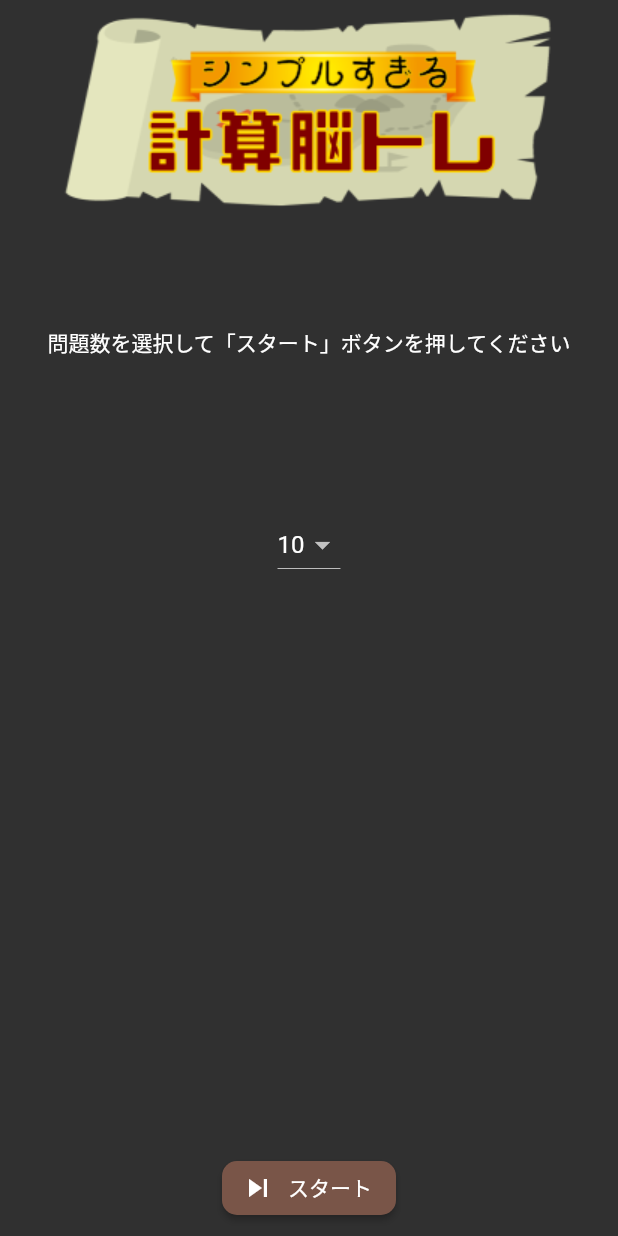
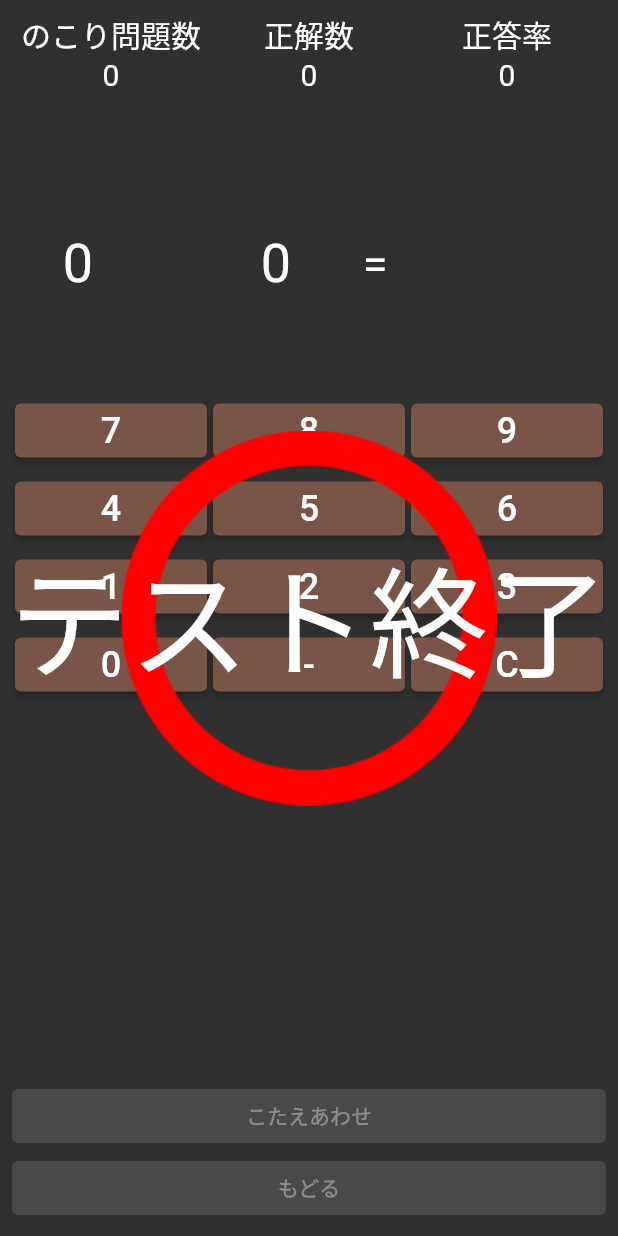
Before and after one commit to kana0830/calc_training, a Flutter app: the screen it shows after launch, after a tap on "スタート", on a phone screen of 412 x 824 dp. Run offline on Flutter 3.47's test engine with Material 2 defaults, Android fonts, the light colour scheme and no system bars.

Commit message:
Add:test_screenページの追加

```diff
--- a/lib/screens/home_screen.dart
+++ b/lib/screens/home_screen.dart
@@ -1,3 +1,4 @@
+import 'package:calc_training/screens/test_screen.dart';
 import 'package:flutter/material.dart';
 
 class HomeScreen extends StatefulWidget {
@@ -42,24 +43,28 @@ class _HomeScreenState extends State<HomeScreen> {
             child: Column(
               children: [
                 Image.asset("assets/images/image_title.png"),
-                SizedBox(
+                const SizedBox(
                   height: 80.0,
                 ),
-                Text("問題数を選択して「スタート」ボタンを押してください"),
-                SizedBox(
+                const Text("問題数を選択して「スタート」ボタンを押してください"),
+                const SizedBox(
                   height: 100.0,
                 ),
                 DropdownButton(
                   items: _menuItems,
                   value: _numberOfQuestions,
-                  onChanged: (value) => print(value.toString()),
+                  onChanged: (int? selectedValue) {
+                    setState(() {
+                      _numberOfQuestions = selectedValue!;
+                    });
+                  },
                 ),
                 Expanded(
                   child: Container(
                     alignment: Alignment.bottomCenter,
                     child: ElevatedButton.icon(
                       icon: Icon(Icons.skip_next),
-                      onPressed: () {},
+                      onPressed: () => startTestScreen(),
                       label: Text("スタート"),
                       style: ElevatedButton.styleFrom(
                           primary: Colors.brown,
@@ -77,4 +82,12 @@ class _HomeScreenState extends State<HomeScreen> {
       ),
     );
   }
+
+  startTestScreen() {
+    Navigator.push(
+        context,
+        MaterialPageRoute(
+            builder: (context) =>
+                TestScreen(numberOfQuestions: _numberOfQuestions)));
+  }
 }
--- /dev/null
+++ b/lib/screens/test_screen.dart
@@ -0,0 +1,246 @@
+import 'package:flutter/material.dart';
+
+class TestScreen extends StatefulWidget {
+  final numberOfQuestions;
+
+  TestScreen({this.numberOfQuestions});
+
+  @override
+  _TestScreenState createState() => _TestScreenState();
+}
+
+class _TestScreenState extends State<TestScreen> {
+  int numberOfRemaining = 0;
+  int numberOfCorrect = 0;
+  int correctRate = 0;
+  int questionLeft = 0;
+  int questionRight = 0;
+  String operator = "";
+  String answerString = "";
+
+  @override
+  Widget build(BuildContext context) {
+    return SafeArea(
+        child: Scaffold(
+      body: Stack(
+        children: [
+          Column(
+            children: <Widget>[
+              //スコア表示部分
+              _scorePart(),
+              //問題表示部分
+              _questionPart(),
+              //電卓ボタン部分
+              _calcButtons(),
+              //答え合わせボタン
+              _answerCheckButton(),
+              //戻るボタン
+              _backButton(),
+            ],
+          ),
+          //○×画像
+          _correctIncorrectImage(),
+          //テスト終了メッセージ
+          _endMessage(),
+        ],
+      ),
+    ));
+  }
+
+  Widget _scorePart() {
+    return Padding(
+      padding: const EdgeInsets.only(left: 8.0, right: 8.0, top: 8.0),
+      child: Table(
+        children: [
+          TableRow(children: [
+            Center(
+              child: Text(
+                "のこり問題数",
+                style: TextStyle(fontSize: 20.0),
+              ),
+            ),
+            Center(
+              child: Text(
+                "正解数",
+                style: TextStyle(fontSize: 20.0),
+              ),
+            ),
+            Center(
+              child: Text(
+                "正答率",
+                style: TextStyle(fontSize: 20.0),
+              ),
+            ),
+          ]),
+          TableRow(children: [
+            Center(
+              child: Text(
+                numberOfRemaining.toString(),
+                style: TextStyle(fontSize: 20.0),
+              ),
+            ),
+            Center(
+              child: Text(
+                numberOfCorrect.toString(),
+                style: TextStyle(fontSize: 20.0),
+              ),
+            ),
+            Center(
+              child: Text(
+                correctRate.toString(),
+                style: TextStyle(fontSize: 20.0),
+              ),
+            ),
+          ])
+        ],
+      ),
+    );
+  }
+
+  Widget _questionPart() {
+    return Padding(
+      padding: const EdgeInsets.only(left: 8.0, right: 8.0, top: 80.0),
+      child: Row(
+        children: <Widget>[
+          Expanded(
+            flex: 2,
+            child: Center(
+              child: Text(
+                questionLeft.toString(),
+                style: TextStyle(fontSize: 36.0),
+              ),
+            ),
+          ),
+          Expanded(
+            flex: 1,
+            child: Center(
+              child: Text(
+                operator,
+                style: TextStyle(fontSize: 30.0),
+              ),
+            ),
+          ),
+          Expanded(
+            flex: 2,
+            child: Center(
+              child: Text(
+                questionRight.toString(),
+                style: TextStyle(fontSize: 36.0),
+              ),
+            ),
+          ),
+          Expanded(
+            flex: 1,
+            child: Center(
+              child: Text(
+                "=",
+                style: TextStyle(fontSize: 30.0),
+              ),
+            ),
+          ),
+          Expanded(
+            flex: 3,
+            child: Center(
+              child: Text(
+                answerString,
+                style: TextStyle(fontSize: 60.0),
+              ),
+            ),
+          ),
+        ],
+      ),
+    );
+  }
+
+  Widget _calcButtons() {
+    return Expanded(
+      child: Padding(
+        padding: const EdgeInsets.only(left: 8.0, right: 8.0, top: 50.0),
+        child: Table(
+          children: [
+            TableRow(children: [
+              _calcButton("7"),
+              _calcButton("8"),
+              _calcButton("9"),
+            ]),
+            TableRow(children: [
+              _calcButton("4"),
+              _calcButton("5"),
+              _calcButton("6"),
+            ]),
+            TableRow(children: [
+              _calcButton("1"),
+              _calcButton("2"),
+              _calcButton("3"),
+            ]),
+            TableRow(children: [
+              _calcButton("0"),
+              _calcButton("-"),
+              _calcButton("C"),
+            ]),
+          ],
+        ),
+      ),
+    );
+  }
+
+  Widget _calcButton(String numString) {
+    return Padding(
+      padding: const EdgeInsets.all(2.0),
+      child: ElevatedButton(
+        style: ElevatedButton.styleFrom(
+          primary: Colors.brown,
+        ),
+        onPressed: () => print(numString),
+        child: Text(
+          numString,
+          style: TextStyle(fontSize: 24.0),
+        ),
+      ),
+    );
+  }
+
+  Widget _answerCheckButton() {
+    return Padding(
+      padding: const EdgeInsets.only(left: 8.0, right: 8.0),
+      child: SizedBox(
+        width: double.infinity,
+        child: ElevatedButton(
+            style: ElevatedButton.styleFrom(
+              primary: Colors.brown,
+            ),
+            onPressed: null,
+            child: Text(
+              "こたえあわせ",
+              style: TextStyle(fontSize: 14.0),
+            )),
+      ),
+    );
+  }
+
+  Widget _backButton() {
+    return Padding(
+      padding: const EdgeInsets.only(left: 8.0, right: 8.0, bottom: 8.0),
+      child: SizedBox(
+        width: double.infinity,
+        child: ElevatedButton(
+            style: ElevatedButton.styleFrom(
+              primary: Colors.brown,
+            ),
+            onPressed: null,
+            child: Text(
+              "もどる",
+              style: TextStyle(fontSize: 14.0),
+            )),
+      ),
+    );
+  }
+
+  Widget _correctIncorrectImage() {
+    return Center(child: Image.asset("assets/images/pic_correct.png"));
+  }
+
+  Widget _endMessage() {
+    return Center(child: Text("テスト終了", style: TextStyle(fontSize: 80.0)));
+  }
+}
```
